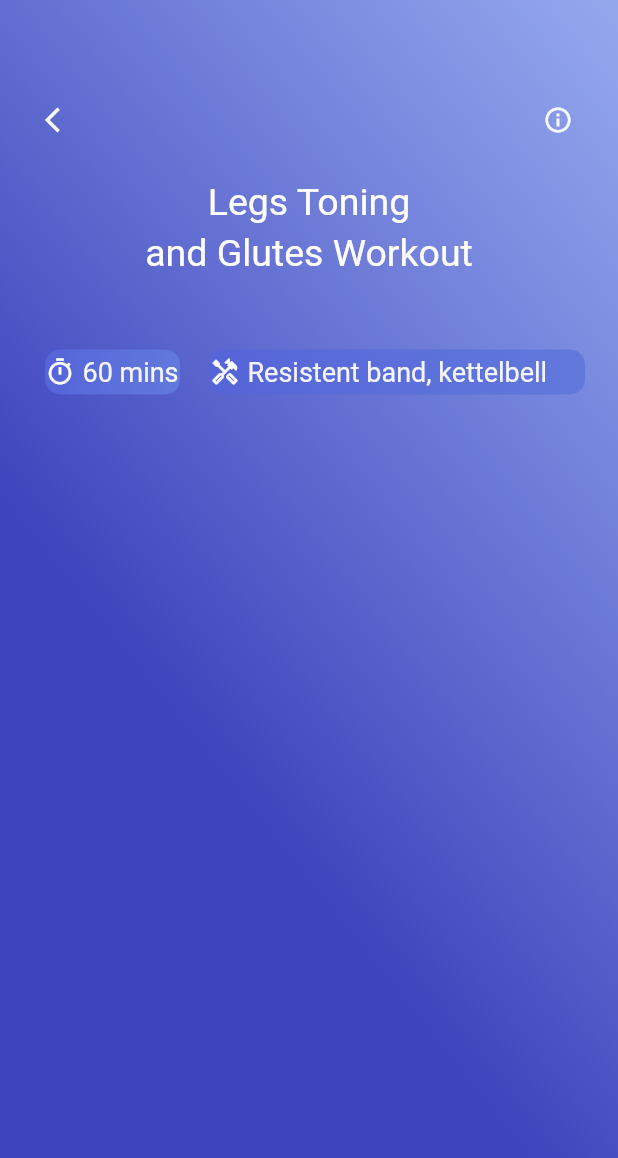
After one commit to picasso653/training_app_ui, a Flutter app: the VideoInfo screen opened directly, on a phone screen of 412 x 824 dp. The commit adds this screen. Shown: the top 1158 px of the screen. Run offline on Flutter 3.47's test engine with Material 2 defaults, Android fonts, the phone set to English and light mode, and no system bars.

Commit message:
started the video info page

```diff
--- a/lib/home_page.dart
+++ b/lib/home_page.dart
@@ -268,7 +268,9 @@ class _HomepageState extends State<Homepage> {
             Expanded(
                 child: OverflowBox(
                   maxWidth: MediaQuery.of(context).size.width,
-                  child: ListView.builder(
+                  child: MediaQuery.removePadding(context: context,
+                  removeTop: true,
+                   child: ListView.builder(
                     itemCount: info.length.toDouble() ~/ 2,
                     itemBuilder: ((_, i) {
                       int a = 2 * i;
@@ -276,7 +278,7 @@ class _HomepageState extends State<Homepage> {
                       return Row(
                         children: [
                           Container(
-                            margin: const EdgeInsets.only(left: 20, bottom: 15),
+                            margin: const EdgeInsets.only(left: 20, bottom: 15, top: 15),
                             padding: const EdgeInsets.only(bottom: 5),
                             height: 170,
                             width: (MediaQuery.of(context).size.width-90)/2,
@@ -309,7 +311,7 @@ class _HomepageState extends State<Homepage> {
                             ),
                           ),
                           Container(
-                            margin: const EdgeInsets.only(left: 20, bottom: 15),
+                            margin: const EdgeInsets.only(left: 20, bottom: 15, top: 15),
                             padding: const EdgeInsets.only(bottom: 5),
                             height: 170,
                             width: (MediaQuery.of(context).size.width-90)/2,
@@ -343,9 +345,11 @@ class _HomepageState extends State<Homepage> {
                           )
                         ],
                       );
-                    })),
+                    }),
+                    ),
                   ),
-                  )
+                ),
+              )
           ],
         ),
       ),
--- /dev/null
+++ b/lib/video_info.dart
@@ -0,0 +1,125 @@
+import 'package:flutter/material.dart';
+import 'package:flutter/src/widgets/container.dart';
+import 'package:flutter/src/widgets/framework.dart';
+import 'package:training_app_ui/colors.dart';
+
+class VideoInfo extends StatefulWidget {
+  const VideoInfo({super.key});
+
+  @override
+  State<VideoInfo> createState() => _VideoInfoState();
+}
+
+class _VideoInfoState extends State<VideoInfo> {
+  @override
+  Widget build(BuildContext context) {
+    return Scaffold(
+      body: Container(
+        decoration: BoxDecoration(
+          gradient: LinearGradient(
+            colors: [AppColor.gradientFirst.withOpacity(0.8),
+             AppColor.gradientSecond.withOpacity(0.7)],
+             begin: const FractionalOffset(0, 0.4),
+             end: Alignment.topRight
+             )
+        ),
+        child: Column(
+          children: [
+            Container(
+              width: MediaQuery.of(context).size.width,
+              height: 300,
+              padding: const EdgeInsets.only(top: 70, left: 30, right: 30),
+              child: Column(
+                children: [
+                  Row(
+                    mainAxisAlignment: MainAxisAlignment.spaceBetween,
+                    children: [
+                      Icon(Icons.arrow_back_ios, size: 20,
+                      color: AppColor.secondPageIconColor,),
+                      Icon(Icons.info_outline, size: 20,
+                      color: AppColor.secondPageIconColor,)
+                    ],
+                  ),
+                  const SizedBox(height: 30,),
+                  Text(
+                        'Legs Toning',
+                        style: TextStyle(
+                            fontSize: 25,
+                            color: AppColor.secondPageTitleColor),
+                      ),
+                      const SizedBox(
+                        height: 5,
+                      ),
+                      Text(
+                        'and Glutes Workout',
+                        style: TextStyle(
+                            fontSize: 25,
+                            color: AppColor.secondPageTitleColor),
+                      ),
+                      const SizedBox(height: 50,),
+                      Row(
+                        children: [
+                          Container(
+                            width: 90,
+                            height: 30,
+                            decoration: BoxDecoration(
+                              borderRadius: BorderRadius.circular(10),
+                              gradient: LinearGradient(
+                                colors: [AppColor.secondPageContainerGradient1stColor,
+                                AppColor.secondPageContainerGradient2ndColor
+                                ])
+                            ),
+                            child: Row(
+                              children: [
+                                Icon(Icons.timer_outlined, size: 20,
+                                color: AppColor.secondPageIconColor,),
+                                const SizedBox(
+                                width: 5,
+                              ),
+                              Text(
+                                '60 mins',
+                                style: TextStyle(
+                                    fontSize: 18,
+                                    color: AppColor.homePageContainerTextSmall),
+                              )
+                              ],
+                            ),
+                          ),
+                          const SizedBox(width: 20,),
+                          Container(
+                            width: 250,
+                            height: 30,
+                            decoration: BoxDecoration(
+                              borderRadius: BorderRadius.circular(10),
+                              gradient: LinearGradient(
+                                colors: [AppColor.secondPageContainerGradient1stColor,
+                                AppColor.secondPageContainerGradient2ndColor
+                                ])
+                            ),
+                            child: Row(
+                              children: [
+                                Icon(Icons.handyman_outlined, size: 20,
+                                color: AppColor.secondPageIconColor,),
+                                const SizedBox(
+                                width: 5,
+                              ),
+                              Text(
+                                'Resistent band, kettelbell',
+                                style: TextStyle(
+                                    fontSize: 18,
+                                    color: AppColor.homePageContainerTextSmall),
+                              )
+                              ],
+                            ),
+                          )
+                        ],
+                      )
+                ],
+              ),
+            )
+          ],
+        ),
+      ),
+    );
+  }
+}
```
